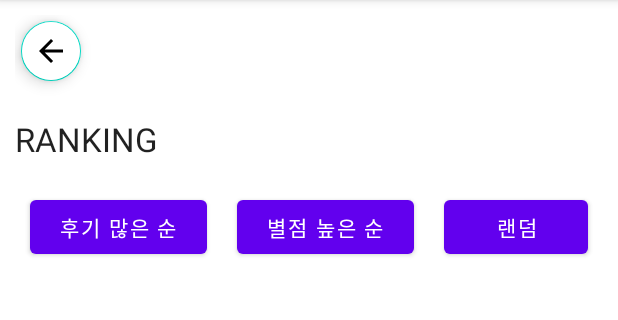
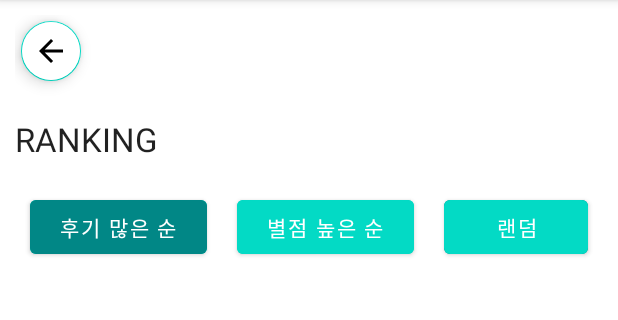
Before and after one commit to stgbs/BottomMenu, an Android app: the RankActivity screen opened directly, with no data from a screen before it, after a tap on "후기 많은 순", on a phone screen of 412 x 824 dp, the part 84-404 px from its top. Run offline under Robolectric (Android 15) with nearby library versions, the phone set to English and light mode, and no system bars.

Commit message:
WIKI 수정, RANK 버튼 색상

```diff
--- a/app/src/main/java/com/anroid/bottommenu/DBHelper.kt
+++ b/app/src/main/java/com/anroid/bottommenu/DBHelper.kt
@@ -25,7 +25,7 @@ class DBHelper(
 
             // (임시)contents table > Home 화면과 연동
             db!!.execSQL("CREATE TABLE CONTENT(image BLOB," + "title CHAR(20));")
-            db!!.execSQL("CREATE TABLE (image BLOB," + "title CHAR(20));")
+            db!!.execSQL("CREATE TABLE WIKI(image BLOB," + "title CHAR(20));")
         }
     }
 
--- a/app/src/main/java/com/anroid/bottommenu/RankActivity.kt
+++ b/app/src/main/java/com/anroid/bottommenu/RankActivity.kt
@@ -1,5 +1,6 @@
 package com.anroid.bottommenu
 
+import android.graphics.Color
 import androidx.appcompat.app.AppCompatActivity
 import android.os.Bundle
 import android.widget.Button
@@ -38,12 +39,21 @@ class RankActivity : AppCompatActivity() {
 
         btn_popularity.setOnClickListener {
             Flag = "popularity"
+            btn_popularity.setBackgroundColor(this.getResources().getColor(R.color.teal_700))
+            btn_rating.setBackgroundColor(this.getResources().getColor(R.color.teal_200))
+            btn_random.setBackgroundColor(this.getResources().getColor(R.color.teal_200))
         }
         btn_rating.setOnClickListener {
             Flag = "rating"
+            btn_popularity.setBackgroundColor(this.getResources().getColor(R.color.teal_200))
+            btn_rating.setBackgroundColor(this.getResources().getColor(R.color.teal_700))
+            btn_random.setBackgroundColor(this.getResources().getColor(R.color.teal_200))
         }
         btn_random.setOnClickListener {
             Flag = "random"
+            btn_popularity.setBackgroundColor(this.getResources().getColor(R.color.teal_200))
+            btn_rating.setBackgroundColor(this.getResources().getColor(R.color.teal_200))
+            btn_random.setBackgroundColor(this.getResources().getColor(R.color.teal_700))
         }
 
         if(intent.hasExtra("RankCategory")) {
--- a/app/src/main/res/layout/activity_rank.xml
+++ b/app/src/main/res/layout/activity_rank.xml
@@ -37,6 +37,7 @@
             android:layout_height="wrap_content"
             android:layout_marginLeft="10dp"
             android:layout_marginRight="10dp"
+            android:backgroundTint="@color/teal_200"
             android:layout_weight="1"
             android:text="후기 많은 순" />
 
@@ -46,6 +47,7 @@
             android:layout_height="wrap_content"
             android:layout_marginLeft="10dp"
             android:layout_marginRight="10dp"
+            android:backgroundTint="@color/teal_200"
             android:layout_weight="1"
             android:text="별점 높은 순" />
 
@@ -55,6 +57,7 @@
             android:layout_height="wrap_content"
             android:layout_marginLeft="10dp"
             android:layout_marginRight="10dp"
+            android:backgroundTint="@color/teal_700"
             android:layout_weight="1"
             android:text="랜덤" />
     </LinearLayout>
```
